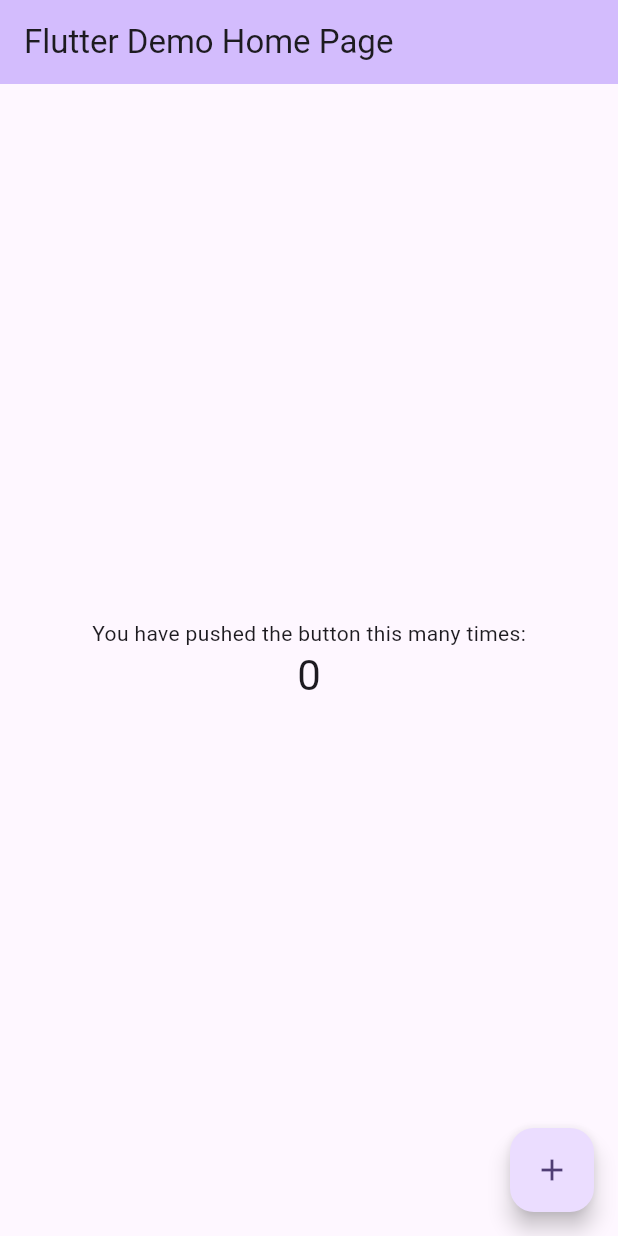
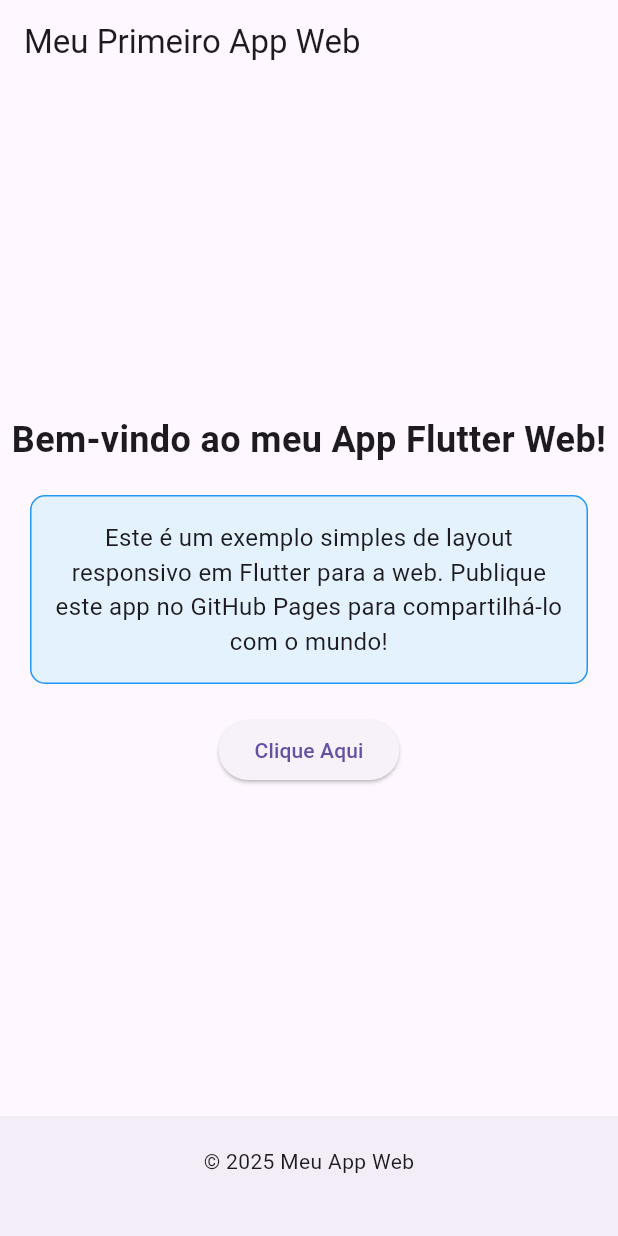
Before and after one commit to DuffyLuscy/myapp, a Flutter app: the screen it shows after launch, on a phone screen of 412 x 824 dp. Run offline on Flutter 3.47's test engine with Material 3 defaults, Android fonts, the phone set to English and light mode, and no system bars.

Commit message:
Update main.dart

```diff
--- a/lib/main.dart
+++ b/lib/main.dart
@@ -1,125 +1,78 @@
 import 'package:flutter/material.dart';
 
 void main() {
-  runApp(const MyApp());
+  runApp(MyApp());
 }
 
 class MyApp extends StatelessWidget {
-  const MyApp({super.key});
-
-  // This widget is the root of your application.
   @override
   Widget build(BuildContext context) {
     return MaterialApp(
-      title: 'Flutter Demo',
+      debugShowCheckedModeBanner: false,
+      title: 'Flutter Web App',
       theme: ThemeData(
-        // This is the theme of your application.
-        //
-        // TRY THIS: Try running your application with "flutter run". You'll see
-        // the application has a purple toolbar. Then, without quitting the app,
-        // try changing the seedColor in the colorScheme below to Colors.green
-        // and then invoke "hot reload" (save your changes or press the "hot
-        // reload" button in a Flutter-supported IDE, or press "r" if you used
-        // the command line to start the app).
-        //
-        // Notice that the counter didn't reset back to zero; the application
-        // state is not lost during the reload. To reset the state, use hot
-        // restart instead.
-        //
-        // This works for code too, not just values: Most code changes can be
-        // tested with just a hot reload.
-        colorScheme: ColorScheme.fromSeed(seedColor: Colors.deepPurple),
-        useMaterial3: true,
+        primarySwatch: Colors.blue,
       ),
-      home: const MyHomePage(title: 'Flutter Demo Home Page'),
+      home: HomePage(),
     );
   }
 }
 
-class MyHomePage extends StatefulWidget {
-  const MyHomePage({super.key, required this.title});
-
-  // This widget is the home page of your application. It is stateful, meaning
-  // that it has a State object (defined below) that contains fields that affect
-  // how it looks.
-
-  // This class is the configuration for the state. It holds the values (in this
-  // case the title) provided by the parent (in this case the App widget) and
-  // used by the build method of the State. Fields in a Widget subclass are
-  // always marked "final".
-
-  final String title;
-
-  @override
-  State<MyHomePage> createState() => _MyHomePageState();
-}
-
-class _MyHomePageState extends State<MyHomePage> {
-  int _counter = 0;
-
-  void _incrementCounter() {
-    setState(() {
-      // This call to setState tells the Flutter framework that something has
-      // changed in this State, which causes it to rerun the build method below
-      // so that the display can reflect the updated values. If we changed
-      // _counter without calling setState(), then the build method would not be
-      // called again, and so nothing would appear to happen.
-      _counter++;
-    });
-  }
-
+class HomePage extends StatelessWidget {
   @override
   Widget build(BuildContext context) {
-    // This method is rerun every time setState is called, for instance as done
-    // by the _incrementCounter method above.
-    //
-    // The Flutter framework has been optimized to make rerunning build methods
-    // fast, so that you can just rebuild anything that needs updating rather
-    // than having to individually change instances of widgets.
     return Scaffold(
       appBar: AppBar(
-        // TRY THIS: Try changing the color here to a specific color (to
-        // Colors.amber, perhaps?) and trigger a hot reload to see the AppBar
-        // change color while the other colors stay the same.
-        backgroundColor: Theme.of(context).colorScheme.inversePrimary,
-        // Here we take the value from the MyHomePage object that was created by
-        // the App.build method, and use it to set our appbar title.
-        title: Text(widget.title),
+        title: Text('Meu Primeiro App Web'),
       ),
       body: Center(
-        // Center is a layout widget. It takes a single child and positions it
-        // in the middle of the parent.
-        child: Column(
-          // Column is also a layout widget. It takes a list of children and
-          // arranges them vertically. By default, it sizes itself to fit its
-          // children horizontally, and tries to be as tall as its parent.
-          //
-          // Column has various properties to control how it sizes itself and
-          // how it positions its children. Here we use mainAxisAlignment to
-          // center the children vertically; the main axis here is the vertical
-          // axis because Columns are vertical (the cross axis would be
-          // horizontal).
-          //
-          // TRY THIS: Invoke "debug painting" (choose the "Toggle Debug Paint"
-          // action in the IDE, or press "p" in the console), to see the
-          // wireframe for each widget.
-          mainAxisAlignment: MainAxisAlignment.center,
-          children: <Widget>[
-            const Text(
-              'You have pushed the button this many times:',
-            ),
-            Text(
-              '$_counter',
-              style: Theme.of(context).textTheme.headlineMedium,
-            ),
-          ],
+        child: SingleChildScrollView(
+          child: Column(
+            mainAxisAlignment: MainAxisAlignment.center,
+            children: [
+              Text(
+                'Bem-vindo ao meu App Flutter Web!',
+                style: TextStyle(fontSize: 24, fontWeight: FontWeight.bold),
+                textAlign: TextAlign.center,
+              ),
+              SizedBox(height: 20),
+              Container(
+                padding: EdgeInsets.all(16),
+                margin: EdgeInsets.symmetric(horizontal: 20),
+                decoration: BoxDecoration(
+                  color: Colors.blue[50],
+                  borderRadius: BorderRadius.circular(10),
+                  border: Border.all(color: Colors.blue),
+                ),
+                child: Text(
+                  'Este é um exemplo simples de layout responsivo em Flutter para a web. Publique este app no GitHub Pages para compartilhá-lo com o mundo!',
+                  style: TextStyle(fontSize: 16),
+                  textAlign: TextAlign.center,
+                ),
+              ),
+              SizedBox(height: 20),
+              ElevatedButton(
+                onPressed: () {
+                  ScaffoldMessenger.of(context).showSnackBar(
+                    SnackBar(content: Text('Você clicou no botão!')),
+                  );
+                },
+                child: Text('Clique Aqui'),
+              ),
+            ],
+          ),
         ),
       ),
-      floatingActionButton: FloatingActionButton(
-        onPressed: _incrementCounter,
-        tooltip: 'Increment',
-        child: const Icon(Icons.add),
-      ), // This trailing comma makes auto-formatting nicer for build methods.
+      bottomNavigationBar: BottomAppBar(
+        child: Padding(
+          padding: const EdgeInsets.all(8.0),
+          child: Text(
+            '© 2025 Meu App Web',
+            textAlign: TextAlign.center,
+            style: TextStyle(fontSize: 14),
+          ),
+        ),
+      ),
     );
   }
 }
```
